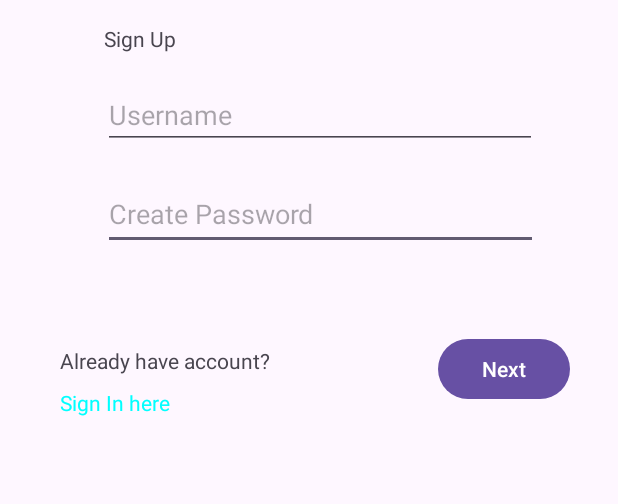
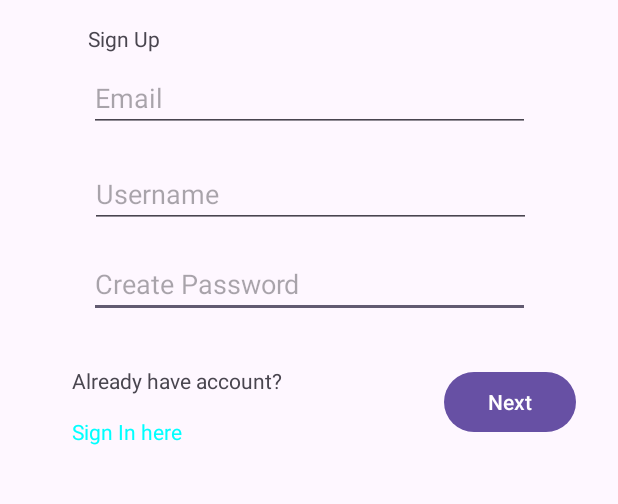
Before and after one commit to Vrenzy092/TeenToon, an Android app: the SignUp screen opened directly, with no data from a screen before it, on a phone screen of 412 x 824 dp, the part 566-1070 px from its top. Run offline under Robolectric (Android 15) with nearby library versions, the phone set to English and light mode, and no system bars; our stand-ins replace Firebase (no records; nobody signed in at launch, a user with empty details on screens opened directly).

```diff
--- a/app/src/main/res/layout/activity_sign_up.xml
+++ b/app/src/main/res/layout/activity_sign_up.xml
@@ -24,46 +24,58 @@
         android:layout_marginTop="16dp"
         android:text="Sign Up"
         app:layout_constraintEnd_toEndOf="parent"
-        app:layout_constraintHorizontal_bias="0.19"
+        app:layout_constraintHorizontal_bias="0.162"
         app:layout_constraintStart_toStartOf="parent"
         app:layout_constraintTop_toBottomOf="@+id/imageView3" />
 
     <EditText
         android:id="@+id/pass"
-        android:layout_width="290dp"
-        android:layout_height="47dp"
-        android:layout_marginTop="20dp"
+        android:layout_width="294dp"
+        android:layout_height="44dp"
+        android:layout_marginTop="16dp"
         android:ems="10"
         android:hint="Create Password"
         android:inputType="textPassword"
         app:layout_constraintEnd_toEndOf="parent"
-        app:layout_constraintHorizontal_bias="0.561"
+        app:layout_constraintHorizontal_bias="0.504"
         app:layout_constraintStart_toStartOf="parent"
         app:layout_constraintTop_toBottomOf="@+id/usn" />
+
+    <TextView
+        android:id="@+id/textView6"
+        android:layout_width="wrap_content"
+        android:layout_height="wrap_content"
+        android:layout_marginStart="48dp"
+        android:layout_marginTop="32dp"
+        android:text="Already have account?"
+        app:layout_constraintBottom_toBottomOf="parent"
+        app:layout_constraintStart_toStartOf="parent"
+        app:layout_constraintTop_toBottomOf="@+id/pass"
+        app:layout_constraintVertical_bias="0.0" />
 
     <Button
         android:id="@+id/btnNextt"
         android:layout_width="wrap_content"
         android:layout_height="wrap_content"
-        android:layout_marginTop="10dp"
-        android:layout_marginEnd="32dp"
-        android:layout_marginBottom="132dp"
+        android:layout_marginTop="32dp"
+        android:layout_marginEnd="28dp"
         android:text="Next"
         app:layout_constraintBottom_toBottomOf="parent"
         app:layout_constraintEnd_toEndOf="parent"
-        app:layout_constraintTop_toBottomOf="@+id/pass" />
+        app:layout_constraintTop_toBottomOf="@+id/pass"
+        app:layout_constraintVertical_bias="0.0" />
 
     <TextView
-        android:id="@+id/textView6"
+        android:id="@+id/txtpndh"
         android:layout_width="wrap_content"
         android:layout_height="wrap_content"
-        android:layout_marginStart="40dp"
-        android:layout_marginTop="19dp"
-        android:layout_marginBottom="152dp"
-        android:text="Already have account?"
+        android:layout_marginStart="48dp"
+        android:layout_marginTop="7dp"
+        android:text="Sign In here"
         app:layout_constraintBottom_toBottomOf="parent"
         app:layout_constraintStart_toStartOf="parent"
-        app:layout_constraintTop_toBottomOf="@+id/pass" />
+        app:layout_constraintTop_toBottomOf="@+id/textView6"
+        app:layout_constraintVertical_bias="0.046" />
 
     <TextView
         android:id="@+id/textView7"
@@ -79,26 +91,27 @@
 
     <EditText
         android:id="@+id/usn"
-        android:layout_width="289dp"
-        android:layout_height="45dp"
-        android:layout_marginTop="54dp"
+        android:layout_width="294dp"
+        android:layout_height="44dp"
+        android:layout_marginTop="20dp"
         android:ems="10"
         android:hint="Username"
         android:inputType="text"
         app:layout_constraintEnd_toEndOf="parent"
-        app:layout_constraintHorizontal_bias="0.56"
+        app:layout_constraintHorizontal_bias="0.508"
+        app:layout_constraintStart_toStartOf="parent"
+        app:layout_constraintTop_toBottomOf="@+id/email" />
+
+    <EditText
+        android:id="@+id/email"
+        android:layout_width="294dp"
+        android:layout_height="44dp"
+        android:layout_marginTop="44dp"
+        android:ems="10"
+        android:hint="Email"
+        android:inputType="textEmailAddress"
+        app:layout_constraintEnd_toEndOf="parent"
         app:layout_constraintStart_toStartOf="parent"
         app:layout_constraintTop_toBottomOf="@+id/imageView3" />
 
-    <TextView
-        android:id="@+id/txtpndh"
-        android:layout_width="wrap_content"
-        android:layout_height="wrap_content"
-        android:layout_marginStart="40dp"
-        android:layout_marginTop="7dp"
-        android:text="Sign In here"
-        app:layout_constraintBottom_toBottomOf="parent"
-        app:layout_constraintStart_toStartOf="parent"
-        app:layout_constraintTop_toBottomOf="@+id/textView6"
-        app:layout_constraintVertical_bias="0.008" />
 </androidx.constraintlayout.widget.ConstraintLayout>
--- a/app/src/main/res/values/strings.xml
+++ b/app/src/main/res/values/strings.xml
@@ -7,4 +7,5 @@
     <string name="username">Username</string>
     <string name="password">Password</string>
     <string name="genre">Genre</string>
+    <string name="email">Email</string>
 </resources>
--- a/build.gradle.kts
+++ b/build.gradle.kts
@@ -2,4 +2,5 @@
 plugins {
     alias(libs.plugins.android.application) apply false
     alias(libs.plugins.kotlin.android) apply false
+    alias(libs.plugins.google.gms.google.services) apply false
 }
```
Also changed, not shown: app/build.gradle.kts (+10 -6 lines), app/src/main/java/com/example/teentoon/SignIn.kt (+35 -16 lines), app/src/main/java/com/example/teentoon/SignUp.kt (+61 -3 lines), app/src/main/java/com/example/teentoon/komik.kt (+1 -44 lines), app/src/main/res/layout/activity_sign_in.xml (+17 -18 lines), gradle/libs.versions.toml (+14 -0 lines).
